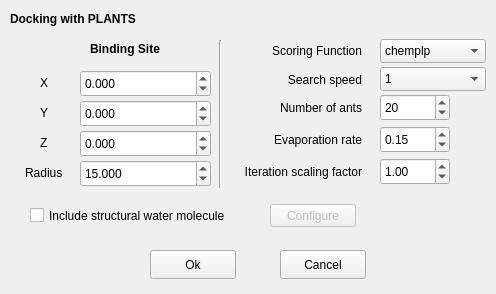
This is ChemFlow/src/GUI/qt_creator/docking_plants.ui in IFMlab/ChemFlow as Qt 5 draws it before an edit. The edited form follows.
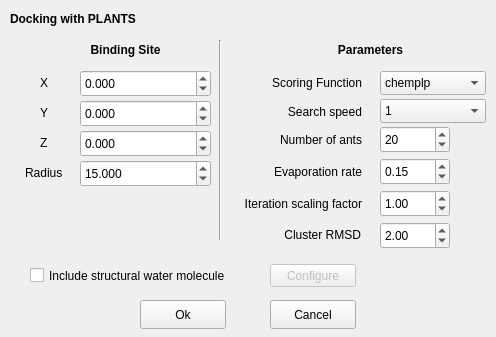
This is the edited form.

Commit message: advanced options for docking, small refactoring

What changed in the file:
```diff
--- a/ChemFlow/src/GUI/qt_creator/docking_plants.ui
+++ b/ChemFlow/src/GUI/qt_creator/docking_plants.ui
@@ -7,7 +7,7 @@
     <x>0</x>
     <y>0</y>
     <width>496</width>
-    <height>294</height>
+    <height>337</height>
    </rect>
   </property>
   <property name="windowTitle">
@@ -17,7 +17,7 @@
    <property name="geometry">
     <rect>
      <x>380</x>
-     <y>94</y>
+     <y>126</y>
      <width>70</width>
      <height>27</height>
     </rect>
@@ -39,7 +39,7 @@
    <property name="geometry">
     <rect>
      <x>271</x>
-     <y>70</y>
+     <y>102</y>
      <width>91</width>
      <height>20</height>
     </rect>
@@ -55,7 +55,7 @@
    <property name="geometry">
     <rect>
      <x>261</x>
-     <y>98</y>
+     <y>130</y>
      <width>101</width>
      <height>20</height>
     </rect>
@@ -71,7 +71,7 @@
    <property name="geometry">
     <rect>
      <x>380</x>
-     <y>126</y>
+     <y>158</y>
      <width>70</width>
      <height>27</height>
     </rect>
@@ -90,7 +90,7 @@
    <property name="geometry">
     <rect>
      <x>380</x>
-     <y>39</y>
+     <y>71</y>
      <width>106</width>
      <height>24</height>
     </rect>
@@ -118,7 +118,7 @@
    <property name="geometry">
     <rect>
      <x>261</x>
-     <y>130</y>
+     <y>162</y>
      <width>101</width>
      <height>20</height>
     </rect>
@@ -149,7 +149,7 @@
      <x>210</x>
      <y>40</y>
      <width>20</width>
-     <height>148</height>
+     <height>200</height>
     </rect>
    </property>
    <property name="orientation">
@@ -182,7 +182,7 @@
    <property name="geometry">
     <rect>
      <x>270</x>
-     <y>204</y>
+     <y>264</y>
      <width>86</width>
      <height>23</height>
     </rect>
@@ -195,7 +195,7 @@
    <property name="geometry">
     <rect>
      <x>251</x>
-     <y>40</y>
+     <y>72</y>
      <width>111</width>
      <height>21</height>
     </rect>
@@ -230,7 +230,7 @@
    <property name="geometry">
     <rect>
      <x>225</x>
-     <y>162</y>
+     <y>194</y>
      <width>137</width>
      <height>20</height>
     </rect>
@@ -246,7 +246,7 @@
    <property name="geometry">
     <rect>
      <x>30</x>
-     <y>200</y>
+     <y>260</y>
      <width>241</width>
      <height>31</height>
     </rect>
@@ -299,8 +299,8 @@
   <widget class="QPushButton" name="pushButton_cancel">
    <property name="geometry">
     <rect>
-     <x>280</x>
-     <y>250</y>
+     <x>270</x>
+     <y>300</y>
      <width>86</width>
      <height>29</height>
     </rect>
@@ -344,10 +344,10 @@
   <widget class="QLabel" name="label_3">
    <property name="geometry">
     <rect>
-     <x>90</x>
+     <x>80</x>
      <y>40</y>
-     <width>81</width>
-     <height>17</height>
+     <width>91</width>
+     <height>20</height>
     </rect>
    </property>
    <property name="font">
@@ -359,12 +359,15 @@
    <property name="text">
     <string>Binding Site</string>
    </property>
+   <property name="alignment">
+    <set>Qt::AlignCenter</set>
+   </property>
   </widget>
   <widget class="QPushButton" name="pushButton_ok">
    <property name="geometry">
     <rect>
-     <x>150</x>
-     <y>250</y>
+     <x>140</x>
+     <y>300</y>
      <width>86</width>
      <height>29</height>
     </rect>
@@ -409,7 +412,7 @@
    <property name="geometry">
     <rect>
      <x>380</x>
-     <y>67</y>
+     <y>99</y>
      <width>106</width>
      <height>24</height>
     </rect>
@@ -437,7 +440,7 @@
    <property name="geometry">
     <rect>
      <x>380</x>
-     <y>158</y>
+     <y>190</y>
      <width>70</width>
      <height>27</height>
     </rect>
@@ -455,6 +458,66 @@
     <double>1.000000000000000</double>
    </property>
   </widget>
+  <widget class="QLabel" name="label_7">
+   <property name="geometry">
+    <rect>
+     <x>320</x>
+     <y>40</y>
+     <width>101</width>
+     <height>20</height>
+    </rect>
+   </property>
+   <property name="font">
+    <font>
+     <weight>75</weight>
+     <bold>true</bold>
+    </font>
+   </property>
+   <property name="text">
+    <string>Parameters</string>
+   </property>
+   <property name="alignment">
+    <set>Qt::AlignCenter</set>
+   </property>
+  </widget>
+  <widget class="QLabel" name="label_13">
+   <property name="geometry">
+    <rect>
+     <x>260</x>
+     <y>225</y>
+     <width>101</width>
+     <height>20</height>
+    </rect>
+   </property>
+   <property name="text">
+    <string>Cluster RMSD</string>
+   </property>
+   <property name="alignment">
+    <set>Qt::AlignRight|Qt::AlignTrailing|Qt::AlignVCenter</set>
+   </property>
+  </widget>
+  <widget class="QDoubleSpinBox" name="doubleSpinBox_clusterRMSD">
+   <property name="geometry">
+    <rect>
+     <x>380</x>
+     <y>222</y>
+     <width>70</width>
+     <height>27</height>
+    </rect>
+   </property>
+   <property name="toolTip">
+    <string>&lt;html&gt;&lt;head/&gt;&lt;body&gt;&lt;p&gt;Multiplies the number of iterations done by the ACO algorithm. Used to tune the tradeoff between computation time and solution quality.&lt;/p&gt;&lt;p&gt;Default: 1,0&lt;/p&gt;&lt;/body&gt;&lt;/html&gt;</string>
+   </property>
+   <property name="maximum">
+    <double>1000.000000000000000</double>
+   </property>
+   <property name="singleStep">
+    <double>0.500000000000000</double>
+   </property>
+   <property name="value">
+    <double>2.000000000000000</double>
+   </property>
+  </widget>
  </widget>
  <resources/>
  <connections/>
```
The commit also changes 15 other files.
